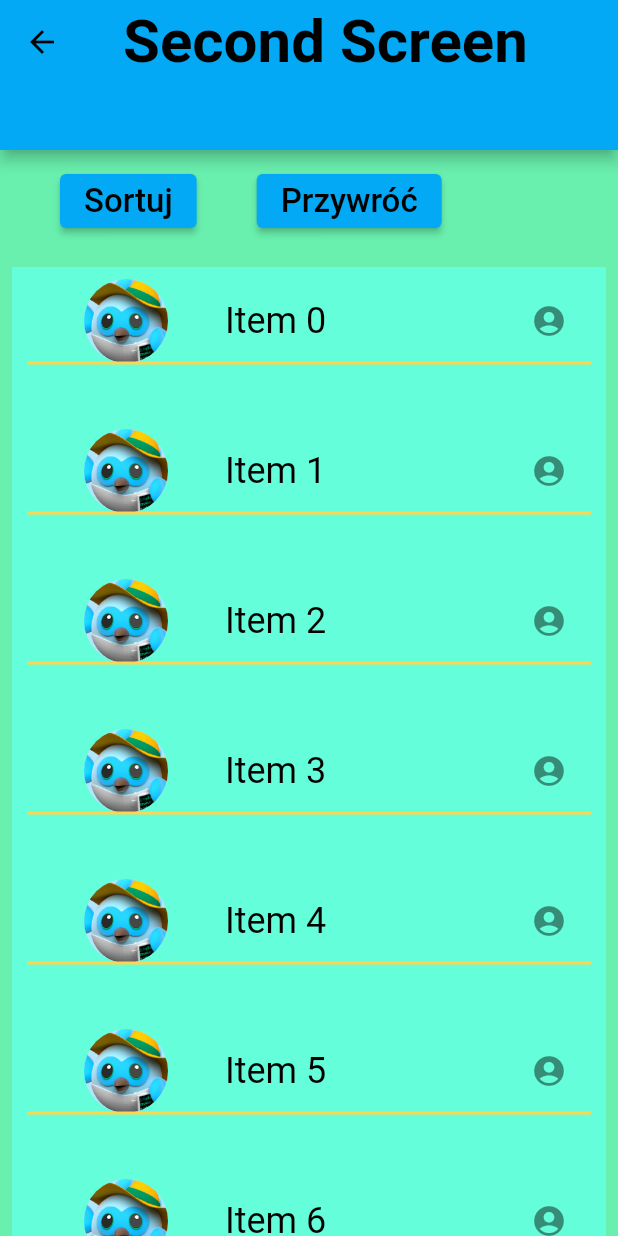
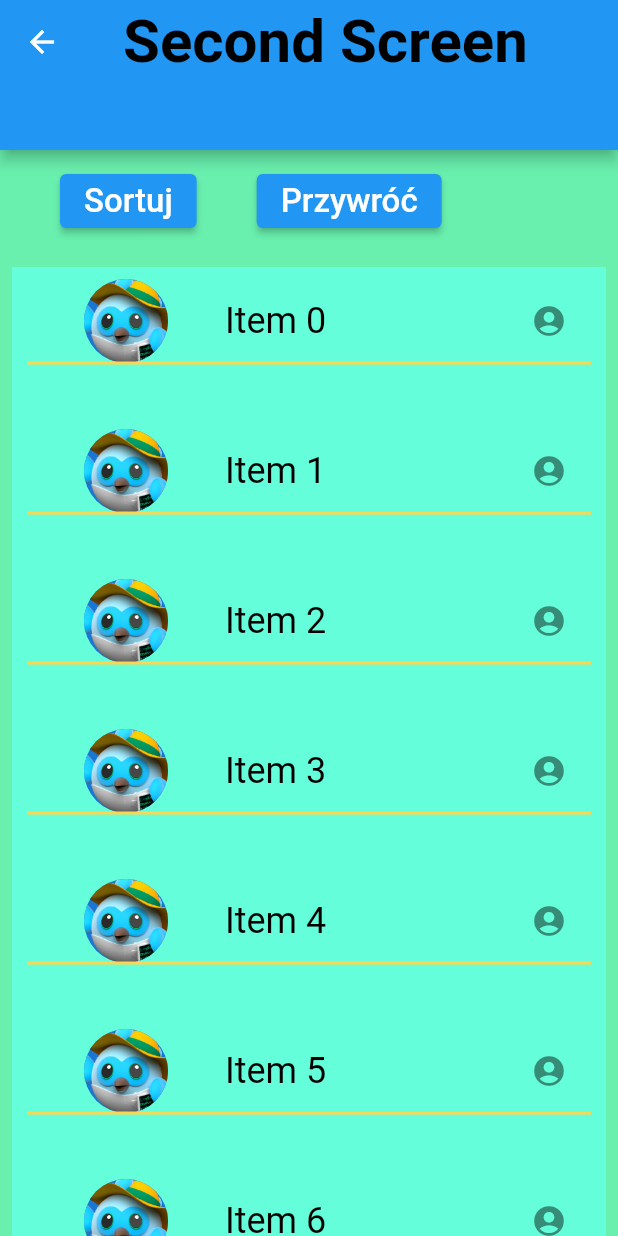
Before and after one commit to elchomik/mgr_app_flutter, a Flutter app: the screen it shows after launch, after a tap on "Go to the second page", on a phone screen of 412 x 824 dp. Run offline on Flutter 3.47's test engine with Material 2 defaults, Android fonts, the phone set to English and light mode, and no system bars.

Commit message:
Modified main screen

```diff
--- a/lib/main.dart
+++ b/lib/main.dart
@@ -14,9 +14,6 @@ class MyApp extends StatelessWidget {
   Widget build(BuildContext context) {
     return MaterialApp(
       title: 'Master Degree App in Flutter',
-      theme: ThemeData(
-        primarySwatch: Colors.lightBlue,
-      ),
       initialRoute: '/mainPage',
       routes: {
         '/mainPage': (contex) => const MainScreen(),
```
